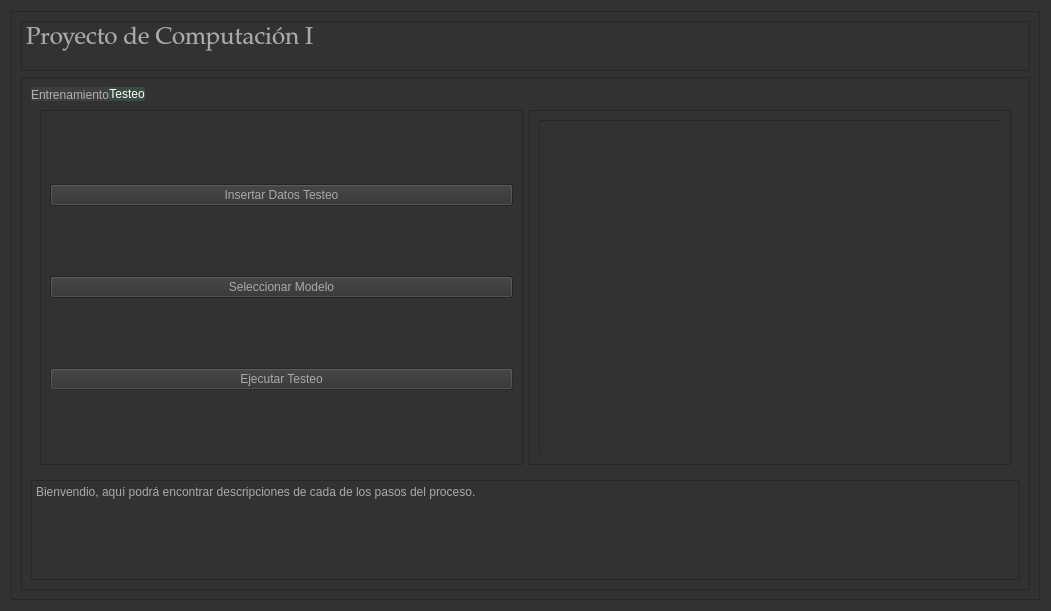
Before: the Qt Designer form main.ui in clxudiajazmin/Clasificador-de-noticias, drawn with Qt 5.
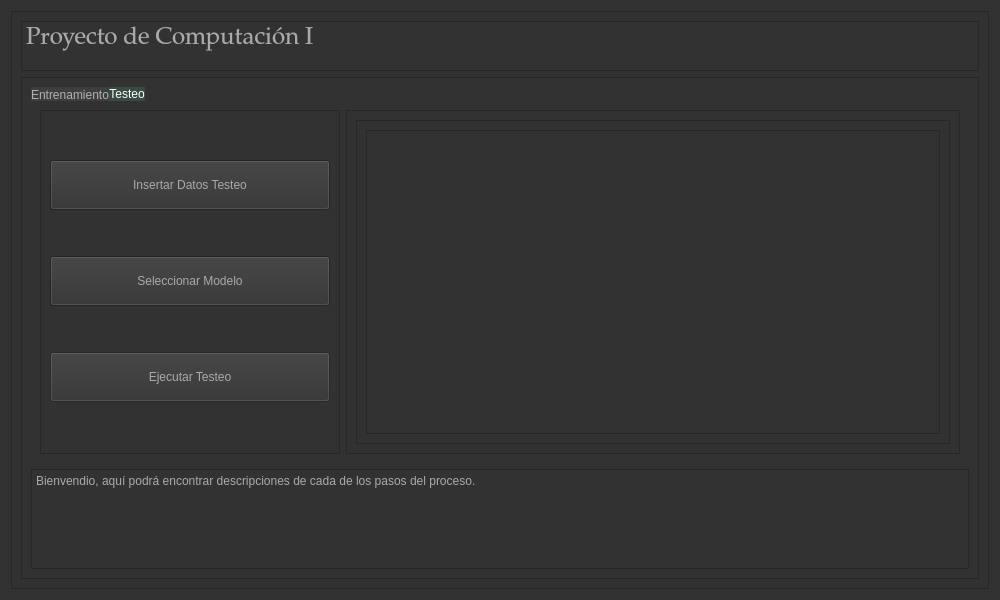
After: the same form once the commit is applied. The open tabs and pages were chosen to show the change.

The edit to the form file:
```diff
--- a/main.ui
+++ b/main.ui
@@ -6,13 +6,19 @@
    <rect>
     <x>0</x>
     <y>0</y>
-    <width>1051</width>
-    <height>611</height>
+    <width>1000</width>
+    <height>600</height>
    </rect>
   </property>
   <property name="minimumSize">
    <size>
-    <width>700</width>
+    <width>1000</width>
+    <height>600</height>
+   </size>
+  </property>
+  <property name="maximumSize">
+   <size>
+    <width>1200</width>
     <height>600</height>
    </size>
   </property>
@@ -424,6 +430,12 @@
             <layout class="QHBoxLayout" name="horizontalLayout_3">
              <item>
               <widget class="QFrame" name="frame_3">
+               <property name="minimumSize">
+                <size>
+                 <width>300</width>
+                 <height>0</height>
+                </size>
+               </property>
                <property name="frameShape">
                 <enum>QFrame::StyledPanel</enum>
                </property>
@@ -433,6 +445,12 @@
                <layout class="QVBoxLayout" name="verticalLayout_4">
                 <item>
                  <widget class="QPushButton" name="testingFilesBtn">
+                  <property name="minimumSize">
+                   <size>
+                    <width>0</width>
+                    <height>50</height>
+                   </size>
+                  </property>
                   <property name="text">
                    <string>Insertar Datos Testeo</string>
                   </property>
@@ -440,6 +458,12 @@
                 </item>
                 <item>
                  <widget class="QPushButton" name="selectTestModelBtn">
+                  <property name="minimumSize">
+                   <size>
+                    <width>0</width>
+                    <height>50</height>
+                   </size>
+                  </property>
                   <property name="text">
                    <string>Seleccionar Modelo</string>
                   </property>
@@ -450,6 +474,12 @@
                   <property name="enabled">
                    <bool>false</bool>
                   </property>
+                  <property name="minimumSize">
+                   <size>
+                    <width>0</width>
+                    <height>50</height>
+                   </size>
+                  </property>
                   <property name="text">
                    <string>Ejecutar Testeo</string>
                   </property>
@@ -475,16 +505,11 @@
                   <property name="frameShadow">
                    <enum>QFrame::Raised</enum>
                   </property>
-                  <widget class="QTableWidget" name="tableWidgetshowTest">
-                   <property name="geometry">
-                    <rect>
-                     <x>0</x>
-                     <y>0</y>
-                     <width>471</width>
-                     <height>341</height>
-                    </rect>
-                   </property>
-                  </widget>
+                  <layout class="QHBoxLayout" name="horizontalLayout_5">
+                   <item>
+                    <widget class="QTableWidget" name="tableWidgetshowTest"/>
+                   </item>
+                  </layout>
                  </widget>
                 </item>
                </layout>
```
Left out of the diff: 2 changed lines with no effect on the pictures.
